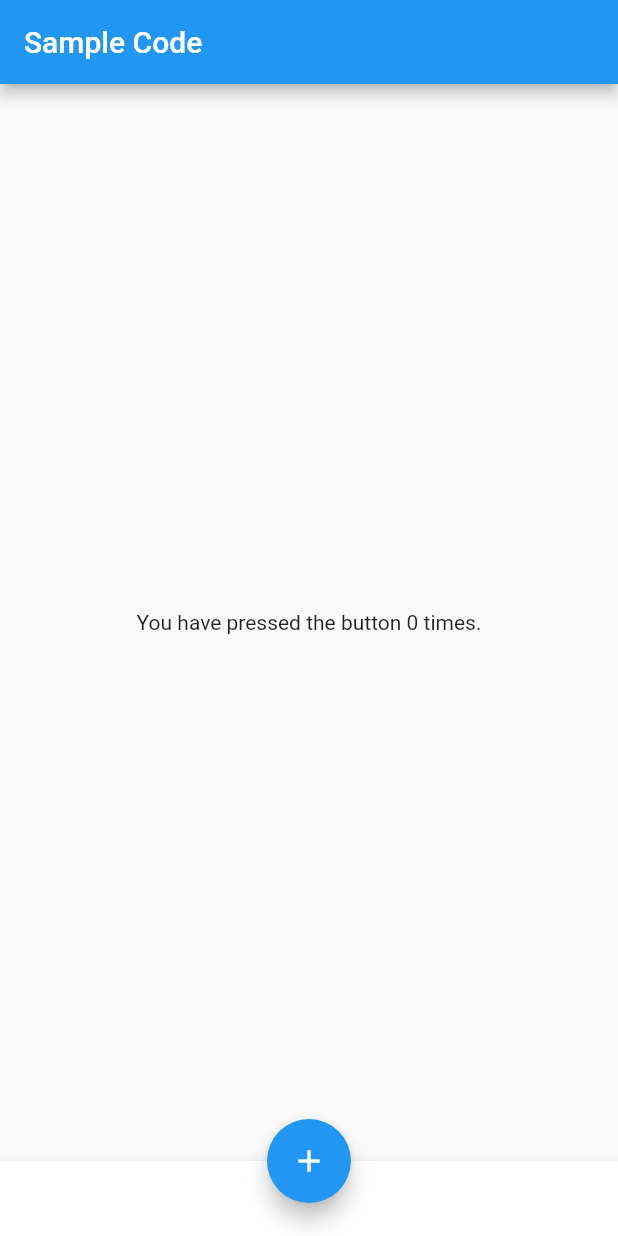
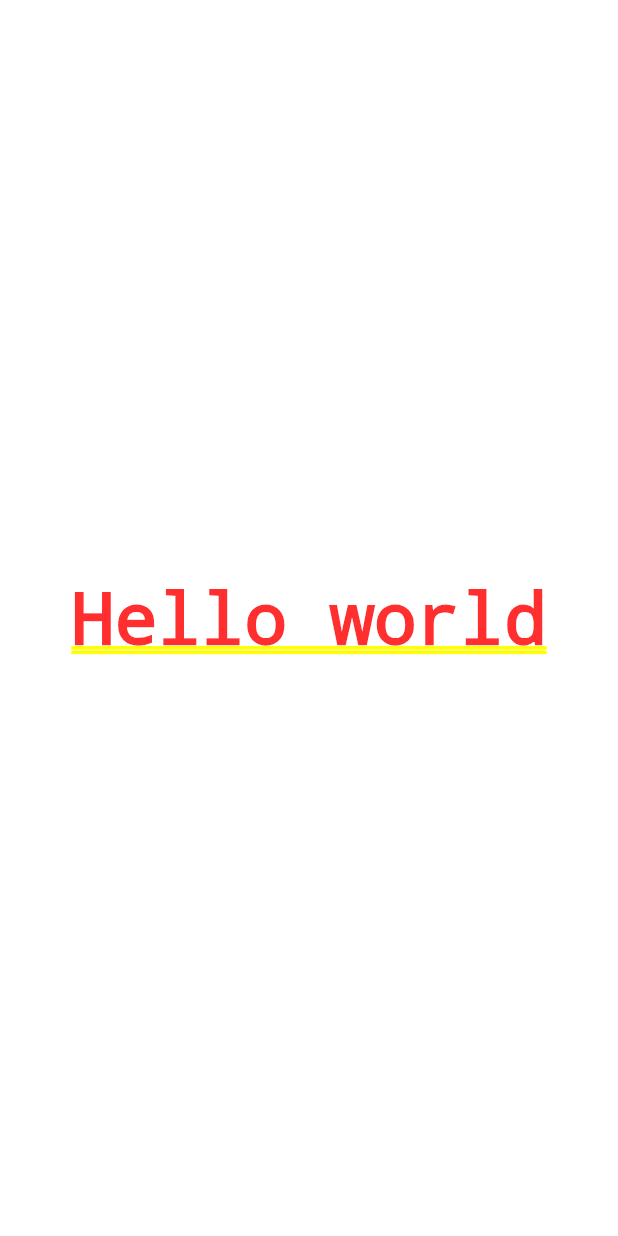
Before and after one commit to FrancaTM/am-i-rich, a Flutter app: the screen it shows after launch, on a phone screen of 412 x 824 dp. Run offline on Flutter 3.47's test engine with Material 2 defaults, Android fonts, the phone set to English and light mode, and no system bars.

Commit message:
Modify project

```diff
--- a/lib/main.dart
+++ b/lib/main.dart
@@ -1,60 +1,12 @@
-// Flutter code sample for material.Scaffold.1
-
-// This example shows a [Scaffold] with an [AppBar], a [BottomAppBar] and a
-// [FloatingActionButton]. The [body] is a [Text] placed in a [Center] in order
-// to center the text within the [Scaffold] and the [FloatingActionButton] is
-// centered and docked within the [BottomAppBar] using
-// [FloatingActionButtonLocation.centerDocked]. The [FloatingActionButton] is
-// connected to a callback that increments a counter.
-
 import 'package:flutter/material.dart';
 
-void main() => runApp(MyApp());
-
-/// This Widget is the main application widget.
-class MyApp extends StatelessWidget {
-  static const String _title = 'Flutter Code Sample';
-
-  @override
-  Widget build(BuildContext context) {
-    return MaterialApp(
-      title: _title,
-      home: MyStatefulWidget(),
-    );
-  }
+// The main function is the starting point for all our Flutter apps
+void main() {
+  runApp(
+    MaterialApp(
+      home: Center(
+        child: Text("Hello world"),
+      ),
+    ),
+  );
 }
-
-class MyStatefulWidget extends StatefulWidget {
-  MyStatefulWidget({Key key}) : super(key: key);
-
-  @override
-  _MyStatefulWidgetState createState() => _MyStatefulWidgetState();
-}
-
-class _MyStatefulWidgetState extends State<MyStatefulWidget> {
-  int _count = 0;
-
-  Widget build(BuildContext context) {
-    return Scaffold(
-      appBar: AppBar(
-        title: Text('Sample Code'),
-      ),
-      body: Center(
-        child: Text('You have pressed the button $_count times.'),
-      ),
-      bottomNavigationBar: BottomAppBar(
-        child: Container(
-          height: 50.0,
-        ),
-      ),
-      floatingActionButton: FloatingActionButton(
-        onPressed: () => setState(() {
-              _count++;
-            }),
-        tooltip: 'Increment Counter',
-        child: Icon(Icons.add),
-      ),
-      floatingActionButtonLocation: FloatingActionButtonLocation.centerDocked,
-    );
-  }
-}
```
